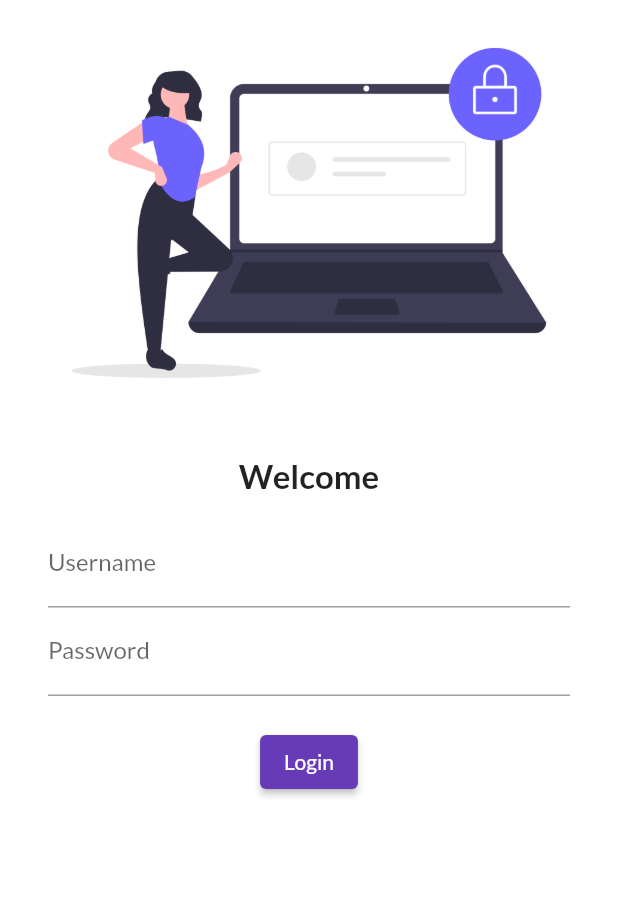
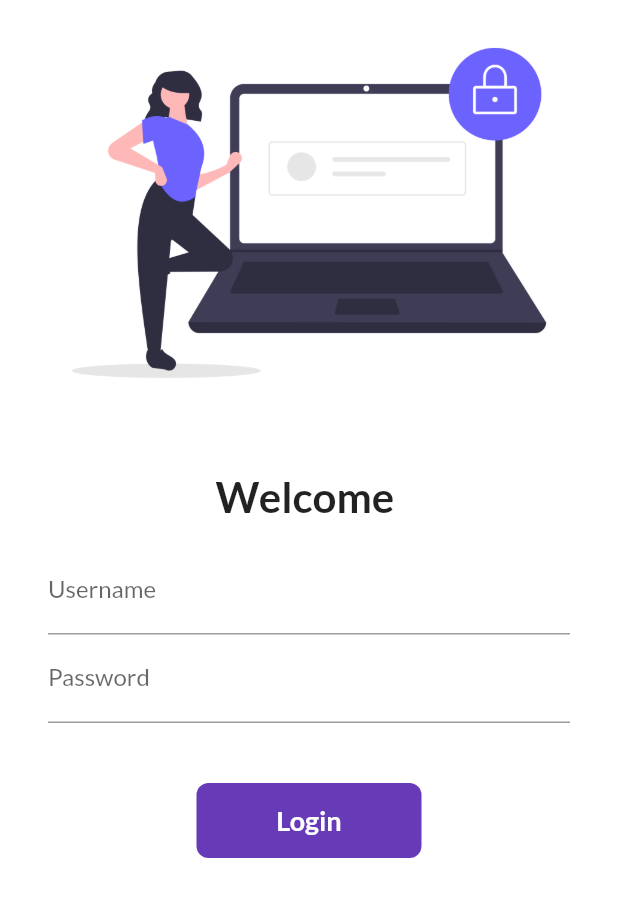
Before and after one commit to shubh-21/30DaysOfFlutter, a Flutter app: the screen it shows after launch, on a phone screen of 412 x 824 dp. Shown: the top 897 px of the screen. Run offline on Flutter 3.47's test engine with Material 2 defaults, Android fonts, the phone set to English and light mode, and no system bars; our stand-ins replace google_fonts.

Commit message:
day 6 completed

```diff
--- a/lib/main.dart
+++ b/lib/main.dart
@@ -1,6 +1,7 @@
 import 'package:flutter/material.dart';
 import 'package:flutter_catalogue/pages/home_page.dart';
 import 'package:flutter_catalogue/pages/login_page.dart';
+import 'package:flutter_catalogue/utils/routes.dart';
 import 'package:google_fonts/google_fonts.dart';
 
 void main() {
@@ -18,10 +19,11 @@
       fontFamily: GoogleFonts.lato().fontFamily,
       ),
       darkTheme: ThemeData(brightness: Brightness.dark),
+
       routes: {
         "/":(context)=> LoginPage(),
-        "/home":(context)=> HomePage(),
-        "/login":(context)=>LoginPage(),
+        MyRoutes.homeRoute:(context)=> HomePage(),
+        MyRoutes.loginRoute:(context)=>LoginPage(),
       },
     );
 
--- a/lib/pages/login_page.dart
+++ b/lib/pages/login_page.dart
@@ -1,12 +1,21 @@
 import 'package:flutter/material.dart';
+import 'package:flutter_catalogue/utils/routes.dart';
 
-class LoginPage extends StatelessWidget {
+class LoginPage extends StatefulWidget {
   const LoginPage({ Key? key }) : super(key: key);
 
+  @override
+  _LoginPageState createState() => _LoginPageState();
+}
+
+class _LoginPageState extends State<LoginPage> {
+  String name="";
+  bool changeButton = false;
   @override
   Widget build(BuildContext context) {
     return Material(
       color: Colors.white,
+      child: SingleChildScrollView(
         child: Column(
           children: [
             Image.asset(
@@ -14,12 +23,12 @@
               fit: BoxFit.cover,
               ),
             SizedBox(
-            height: 20.0,
+              height: 30.0,
             ),
             Text(
-            "Welcome",
+              "Welcome $name",
               style: TextStyle(
-              fontSize: 22,
+                fontSize: 28,
                 fontWeight:FontWeight.bold,
               ),
             ),
@@ -32,6 +41,10 @@
                       hintText:"Enter Username",
                       labelText: "Username",
                     ),
+                    onChanged: (value){
+                      name=value;
+                      setState(() {});
+                    },
                   ),
                   TextFormField(
                     obscureText: true,
@@ -39,20 +52,54 @@
                       hintText:"Enter Password",
                       labelText: "Password",
                     ),
+
                   ),
                   SizedBox(
-                  height: 20.0,
+                    height: 40.0,
                   ),
-                ElevatedButton(
-                  onPressed: (){
-                    print("Hiii Shubham");
-                  },
-                  style: TextButton.styleFrom(),
-                 child: Text("Login"))
+                  InkWell(
+                    onTap: () async {
+                      setState(()  {
+                        changeButton=true;
+                      });
+
+                      await Future.delayed(Duration(seconds: 1));
+                      Navigator.pushNamed(context, MyRoutes.homeRoute);
+
+                    } ,
+                    child: AnimatedContainer(
+                      duration: Duration(seconds: 1),
+                      width: changeButton ? 50 : 150,
+                      height: 50,
+                      alignment: Alignment.center,
+                      child: changeButton ? Icon(
+                        Icons.done,
+                        color: Colors.white,
+                      ): Text(
+                        "Login",
+                        style: TextStyle(
+                          fontWeight: FontWeight.bold,
+                          fontSize: 18,
+                          color: Colors.white,
+                          ),
+                      ),
+                      decoration: BoxDecoration(
+                        color: Colors.deepPurple,
+                        borderRadius: BorderRadius.circular(changeButton ? 50 : 8),
+                      ),
+                    ),
+                  ),
+                  // ElevatedButton(
+                  //   onPressed: (){
+                  //     Navigator.pushNamed(context, MyRoutes.homeRoute);
+                  //   },
+                  //   style: TextButton.styleFrom(minimumSize: Size(150, 40)),
+                  //  child: Text("Login"))
                 ],
               ),
             ),
           ],
+          ),
       )
 
     );
--- /dev/null
+++ b/lib/utils/routes.dart
@@ -0,0 +1,5 @@
+class MyRoutes{
+  static String homeRoute = "/home";
+  static String loginRoute = "/login";
+
+}
```
Lines whose indentation alone changed are shown as unchanged.
